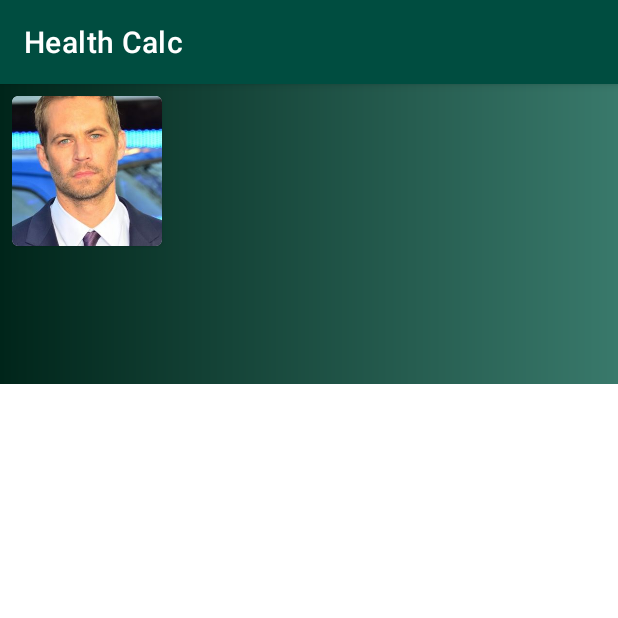
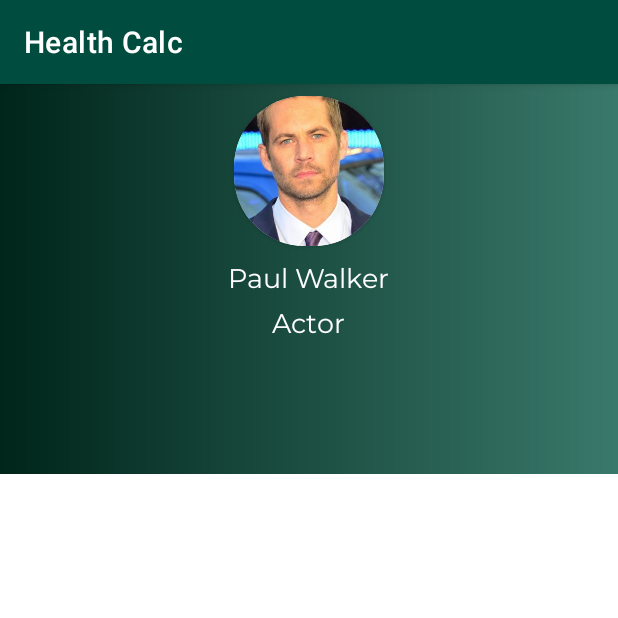
Before and after one commit to samuel-santinelli/IMC-Project, an Android app: the DashboardActivity screen opened directly, with no data from a screen before it, on a phone screen of 412 x 824 dp, the top half of it. Run offline under Robolectric (Android 15) with nearby library versions, the phone set to English and light mode, and no system bars; Roboto replaces fonts that are not available here.

Commit message:
Enviando mais uma parte do projeto de android

```diff
--- a/app/src/main/res/layout/activity_dashboard.xml
+++ b/app/src/main/res/layout/activity_dashboard.xml
@@ -11,23 +11,53 @@
 
     <LinearLayout
         android:layout_width="match_parent"
-        android:layout_height="200dp"
+        android:layout_height="260dp"
         android:padding="8dp"
         android:background="@drawable/degrade"
         android:orientation="vertical">
 
+        <RelativeLayout
+            android:layout_width="match_parent"
+            android:layout_height="wrap_content"
+            android:background="@color/primary"
+            />
+
         <androidx.cardview.widget.CardView
             android:layout_width="100dp"
             android:layout_height="100dp"
-            app:cardCornerRadius="4dp">
+            app:cardCornerRadius="47dp"
+            android:layout_gravity="center_horizontal">
 
             <ImageView
                 android:layout_width="match_parent"
                 android:layout_height="match_parent"
                 android:src="@drawable/paul_walker"
-                android:scaleType="centerCrop"/>
+                android:scaleType="centerCrop"
+                android:layout_gravity="center_horizontal" />
 
             </androidx.cardview.widget.CardView>
 
+            <TextView
+                android:fontFamily="@font/montserrat"
+                android:id="@+id/textTitle"
+                android:layout_width="wrap_content"
+                android:layout_height="wrap_content"
+                android:text="Paul Walker"
+                android:layout_gravity="center_horizontal"
+                android:textColor="@color/white"
+                android:paddingTop="10dp"
+                android:textSize="18sp"/>
+
+        <TextView
+            android:id="@+id/textSubtitle"
+            android:fontFamily="@font/montserrat"
+            android:layout_width="wrap_content"
+            android:layout_height="wrap_content"
+            android:text="Actor"
+            android:layout_gravity="center_horizontal"
+            android:textColor="@color/white"
+            android:paddingTop="3dp"
+            android:textSize="18sp"/>
+
     </LinearLayout>
 </LinearLayout>
```
